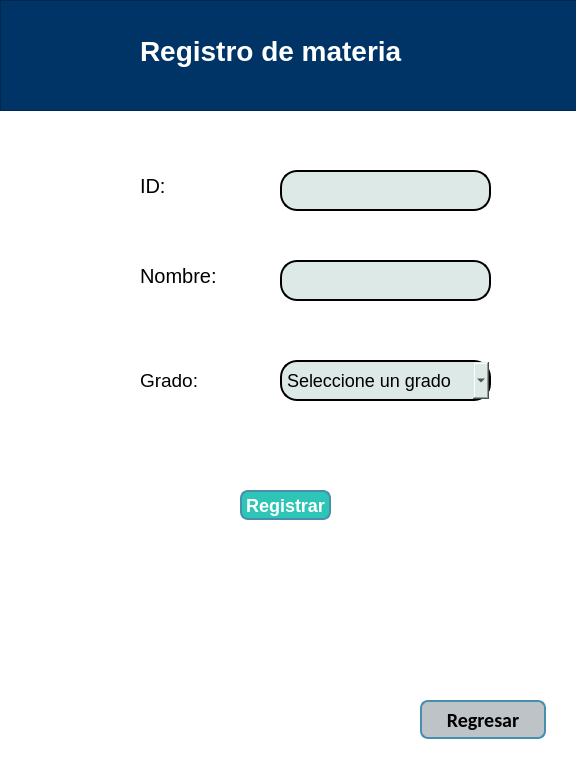
This is interfaces/registrarMateria.ui in NotEruma/Scholary_Project as Qt 5 draws it before an edit. The edited form follows.
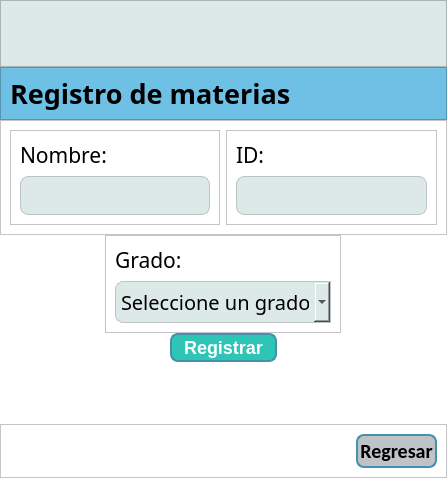
This is the edited form. Icons and pictures are not drawn.

```diff
--- a/interfaces/registrarMateria.ui
+++ b/interfaces/registrarMateria.ui
@@ -6,8 +6,8 @@
    <rect>
     <x>0</x>
     <y>0</y>
-    <width>576</width>
-    <height>763</height>
+    <width>447</width>
+    <height>478</height>
    </rect>
   </property>
   <property name="windowTitle">
@@ -16,123 +16,338 @@
   <property name="styleSheet">
    <string notr="true">background: #ffffff;</string>
   </property>
-  <widget class="QLabel" name="label_10">
-   <property name="geometry">
-    <rect>
-     <x>140</x>
-     <y>170</y>
-     <width>91</width>
-     <height>31</height>
-    </rect>
+  <layout class="QVBoxLayout" name="verticalLayout_5">
+   <property name="spacing">
+    <number>0</number>
    </property>
+   <property name="leftMargin">
+    <number>0</number>
+   </property>
+   <property name="topMargin">
+    <number>0</number>
+   </property>
+   <property name="rightMargin">
+    <number>0</number>
+   </property>
+   <property name="bottomMargin">
+    <number>0</number>
+   </property>
+   <item>
+    <widget class="QFrame" name="frame_2">
+     <property name="maximumSize">
+      <size>
+       <width>16777215</width>
+       <height>69</height>
+      </size>
+     </property>
    <property name="styleSheet">
+      <string notr="true">background-color:#DCE9E6</string>
+     </property>
+     <property name="frameShape">
+      <enum>QFrame::StyledPanel</enum>
+     </property>
+     <property name="frameShadow">
+      <enum>QFrame::Raised</enum>
+     </property>
+     <layout class="QHBoxLayout" name="horizontalLayout">
+      <property name="spacing">
+       <number>0</number>
+      </property>
+      <property name="leftMargin">
+       <number>0</number>
+      </property>
+      <property name="topMargin">
+       <number>0</number>
+      </property>
+      <property name="rightMargin">
+       <number>0</number>
+      </property>
+      <property name="bottomMargin">
+       <number>0</number>
+      </property>
+      <item>
+       <spacer name="horizontalSpacer">
+        <property name="orientation">
+         <enum>Qt::Horizontal</enum>
+        </property>
+        <property name="sizeHint" stdset="0">
+         <size>
+          <width>40</width>
+          <height>20</height>
+         </size>
+        </property>
+       </spacer>
+      </item>
+      <item>
+       <widget class="QLabel" name="label_4">
+        <property name="sizePolicy">
+         <sizepolicy hsizetype="Preferred" vsizetype="Preferred">
+          <horstretch>0</horstretch>
+          <verstretch>0</verstretch>
+         </sizepolicy>
+        </property>
+        <property name="minimumSize">
+         <size>
+          <width>333</width>
+          <height>65</height>
+         </size>
+        </property>
+        <property name="maximumSize">
+         <size>
+          <width>333</width>
+          <height>70</height>
+         </size>
+        </property>
+        <property name="text">
+         <string/>
+        </property>
+        <property name="pixmap">
+         <pixmap resource="../resources/Recursos.qrc">:/logo/icons/sideLogo.png</pixmap>
+        </property>
+        <property name="scaledContents">
+         <bool>true</bool>
+        </property>
+       </widget>
+      </item>
+      <item>
+       <spacer name="horizontalSpacer_2">
+        <property name="orientation">
+         <enum>Qt::Horizontal</enum>
+        </property>
+        <property name="sizeHint" stdset="0">
+         <size>
+          <width>40</width>
+          <height>20</height>
+         </size>
+        </property>
+       </spacer>
+      </item>
+     </layout>
+    </widget>
+   </item>
+   <item>
+    <widget class="QFrame" name="frame_3">
+     <property name="sizePolicy">
+      <sizepolicy hsizetype="Preferred" vsizetype="Fixed">
+       <horstretch>0</horstretch>
+       <verstretch>0</verstretch>
+      </sizepolicy>
+     </property>
+     <property name="minimumSize">
+      <size>
+       <width>0</width>
+       <height>51</height>
+      </size>
+     </property>
+     <property name="styleSheet">
+      <string notr="true">background-color:#6EC1E4</string>
+     </property>
+     <property name="frameShape">
+      <enum>QFrame::StyledPanel</enum>
+     </property>
+     <property name="frameShadow">
+      <enum>QFrame::Raised</enum>
+     </property>
+     <layout class="QVBoxLayout" name="verticalLayout">
+      <item alignment="Qt::AlignTop">
+       <widget class="QLabel" name="label_5">
+        <property name="font">
+         <font>
+          <family>Corbel</family>
+          <pointsize>20</pointsize>
+          <weight>75</weight>
+          <bold>true</bold>
+         </font>
+        </property>
+        <property name="styleSheet">
+         <string notr="true">qproperty-alignment: 'AlignCenter';
+background: transparent;
+</string>
+        </property>
+        <property name="text">
+         <string>Registro de materias</string>
+        </property>
+       </widget>
+      </item>
+     </layout>
+    </widget>
+   </item>
+   <item>
+    <widget class="QFrame" name="frame">
+     <property name="frameShape">
+      <enum>QFrame::StyledPanel</enum>
+     </property>
+     <property name="frameShadow">
+      <enum>QFrame::Raised</enum>
+     </property>
+     <layout class="QHBoxLayout" name="horizontalLayout_2">
+      <item>
+       <widget class="QFrame" name="frame_5">
+        <property name="frameShape">
+         <enum>QFrame::StyledPanel</enum>
+        </property>
+        <property name="frameShadow">
+         <enum>QFrame::Raised</enum>
+        </property>
+        <layout class="QVBoxLayout" name="verticalLayout_3">
+         <item>
+          <widget class="QLabel" name="label_7">
+           <property name="font">
+            <font>
+             <family>Corbel</family>
+             <pointsize>16</pointsize>
+            </font>
+           </property>
+           <property name="styleSheet">
     <string notr="true">color:#000000;
-font-size: 20px;</string>
+</string>
+           </property>
+           <property name="text">
+            <string>Nombre:</string>
+           </property>
+          </widget>
+         </item>
+         <item>
+          <widget class="QLineEdit" name="lbNombre">
+           <property name="sizePolicy">
+            <sizepolicy hsizetype="Expanding" vsizetype="Fixed">
+             <horstretch>0</horstretch>
+             <verstretch>0</verstretch>
+            </sizepolicy>
+           </property>
+           <property name="font">
+            <font>
+             <pointsize>16</pointsize>
+            </font>
+           </property>
+           <property name="styleSheet">
+            <string notr="true">QLineEdit {
+    color: #000000;
+    border-width: 0.5px 0.5px 0.5px 0.5px;
+	border-radius: 8px;
+    border-style: solid;
+    border-color: #BDC3C7;
+    padding: 5px;
+    background: #DCE9E6;
+}</string>
+           </property>
+           <property name="alignment">
+            <set>Qt::AlignLeading|Qt::AlignLeft|Qt::AlignVCenter</set>
+           </property>
+          </widget>
+         </item>
+        </layout>
+       </widget>
+      </item>
+      <item>
+       <widget class="QFrame" name="frame_4">
+        <property name="frameShape">
+         <enum>QFrame::StyledPanel</enum>
+        </property>
+        <property name="frameShadow">
+         <enum>QFrame::Raised</enum>
+        </property>
+        <layout class="QVBoxLayout" name="verticalLayout_2">
+         <item>
+          <widget class="QLabel" name="label_6">
+           <property name="font">
+            <font>
+             <family>Corbel</family>
+             <pointsize>16</pointsize>
+            </font>
+           </property>
+           <property name="styleSheet">
+            <string notr="true">color:#000000;
+</string>
    </property>
    <property name="text">
     <string>ID:</string>
    </property>
   </widget>
+         </item>
+         <item>
   <widget class="QLineEdit" name="lbMateria">
-   <property name="geometry">
-    <rect>
-     <x>280</x>
-     <y>170</y>
-     <width>211</width>
-     <height>41</height>
-    </rect>
-   </property>
    <property name="sizePolicy">
-    <sizepolicy hsizetype="Fixed" vsizetype="Fixed">
+            <sizepolicy hsizetype="Expanding" vsizetype="Fixed">
      <horstretch>0</horstretch>
      <verstretch>0</verstretch>
     </sizepolicy>
    </property>
+           <property name="font">
+            <font>
+             <pointsize>16</pointsize>
+            </font>
+           </property>
    <property name="styleSheet">
-    <string notr="true">color:#000000;
-  border: 2px solid;
-    border-radius: 17px;
+            <string notr="true">QLineEdit {
+    color: #000000;
+    border-width: 0.5px 0.5px 0.5px 0.5px;
+	border-radius: 8px;
+    border-style: solid;
+    border-color: #BDC3C7;
     padding: 5px;
-	background:#DCE9E6;
-font-size:14px;</string>
+    background: #DCE9E6;
+}</string>
    </property>
    <property name="alignment">
     <set>Qt::AlignLeading|Qt::AlignLeft|Qt::AlignVCenter</set>
    </property>
   </widget>
-  <widget class="QLineEdit" name="lbNombre">
-   <property name="geometry">
-    <rect>
-     <x>280</x>
-     <y>260</y>
-     <width>211</width>
-     <height>41</height>
-    </rect>
-   </property>
-   <property name="sizePolicy">
-    <sizepolicy hsizetype="Fixed" vsizetype="Fixed">
-     <horstretch>0</horstretch>
-     <verstretch>0</verstretch>
-    </sizepolicy>
-   </property>
+         </item>
+        </layout>
+       </widget>
+      </item>
+     </layout>
+    </widget>
+   </item>
+   <item alignment="Qt::AlignHCenter">
+    <widget class="QFrame" name="frame_6">
+     <property name="frameShape">
+      <enum>QFrame::StyledPanel</enum>
+     </property>
+     <property name="frameShadow">
+      <enum>QFrame::Raised</enum>
+     </property>
+     <layout class="QVBoxLayout" name="verticalLayout_4">
+      <item>
+       <widget class="QLabel" name="label_8">
    <property name="font">
     <font>
-     <pointsize>-1</pointsize>
+          <family>Corbel</family>
+          <pointsize>16</pointsize>
     </font>
    </property>
    <property name="styleSheet">
     <string notr="true">color:#000000;
-  border: 2px solid;
-    border-radius: 17px;
-    padding: 5px;
-	background:#DCE9E6;
-font-size:14px;</string>
-   </property>
-   <property name="alignment">
-    <set>Qt::AlignLeading|Qt::AlignLeft|Qt::AlignVCenter</set>
-   </property>
-  </widget>
-  <widget class="QLabel" name="label_11">
-   <property name="geometry">
-    <rect>
-     <x>140</x>
-     <y>260</y>
-     <width>91</width>
-     <height>31</height>
-    </rect>
-   </property>
-   <property name="styleSheet">
-    <string notr="true">color:#000000;
-font-size: 20px;</string>
+</string>
    </property>
    <property name="text">
-    <string>Nombre:</string>
-   </property>
-  </widget>
+         <string>Grado:</string>
+        </property>
+       </widget>
+      </item>
+      <item>
   <widget class="QComboBox" name="cbGrado">
-   <property name="geometry">
-    <rect>
-     <x>280</x>
-     <y>360</y>
-     <width>211</width>
-     <height>41</height>
-    </rect>
-   </property>
    <property name="font">
     <font>
-     <pointsize>-1</pointsize>
+          <family>Corbel</family>
+          <pointsize>15</pointsize>
     </font>
    </property>
    <property name="cursor">
     <cursorShape>PointingHandCursor</cursorShape>
    </property>
    <property name="styleSheet">
-    <string notr="true">color:#000000;
-  border: 2px solid;
-    border-radius: 17px;
+         <string notr="true">QComboBox {
+    color: #000000;
+    border-width: 0.5px 0.5px 0.5px 0.5px;
+    border-style: solid;
+    border-color: #BDC3C7;
     padding: 5px;
-	background:#DCE9E6;
-font-size:18px;</string>
+    background: #DCE9E6;
+	border-top-left-radius: 8px;
+    border-bottom-left-radius: 8px
+}</string>
    </property>
    <item>
     <property name="text">
@@ -155,37 +370,12 @@
     </property>
    </item>
   </widget>
-  <widget class="QLabel" name="label_3">
-   <property name="geometry">
-    <rect>
-     <x>140</x>
-     <y>360</y>
-     <width>81</width>
-     <height>41</height>
-    </rect>
-   </property>
-   <property name="font">
-    <font>
-     <family>Arial</family>
-     <pointsize>14</pointsize>
-    </font>
-   </property>
-   <property name="styleSheet">
-    <string notr="true">color:#000000;</string>
-   </property>
-   <property name="text">
-    <string>Grado:</string>
-   </property>
-  </widget>
+      </item>
+     </layout>
+    </widget>
+   </item>
+   <item alignment="Qt::AlignHCenter">
   <widget class="QPushButton" name="btnRegistrar">
-   <property name="geometry">
-    <rect>
-     <x>240</x>
-     <y>490</y>
-     <width>91</width>
-     <height>30</height>
-    </rect>
-   </property>
    <property name="styleSheet">
     <string notr="true">QPushButton {
     background-color: #2EC4B6; 
@@ -201,15 +391,71 @@
     <string>  Registrar  </string>
    </property>
   </widget>
+   </item>
+   <item>
+    <spacer name="verticalSpacer">
+     <property name="orientation">
+      <enum>Qt::Vertical</enum>
+     </property>
+     <property name="sizeHint" stdset="0">
+      <size>
+       <width>20</width>
+       <height>40</height>
+      </size>
+     </property>
+    </spacer>
+   </item>
+   <item>
+    <widget class="QLabel" name="lbError">
+     <property name="minimumSize">
+      <size>
+       <width>0</width>
+       <height>26</height>
+      </size>
+     </property>
+     <property name="font">
+      <font>
+       <family>Corbel</family>
+       <pointsize>16</pointsize>
+       <weight>75</weight>
+       <bold>true</bold>
+      </font>
+     </property>
+     <property name="layoutDirection">
+      <enum>Qt::LeftToRight</enum>
+     </property>
+     <property name="styleSheet">
+      <string notr="true"/>
+     </property>
+     <property name="text">
+      <string/>
+     </property>
+    </widget>
+   </item>
+   <item>
+    <widget class="QFrame" name="frame_7">
+     <property name="frameShape">
+      <enum>QFrame::StyledPanel</enum>
+     </property>
+     <property name="frameShadow">
+      <enum>QFrame::Raised</enum>
+     </property>
+     <layout class="QHBoxLayout" name="horizontalLayout_3">
+      <item>
+       <spacer name="horizontalSpacer_3">
+        <property name="orientation">
+         <enum>Qt::Horizontal</enum>
+        </property>
+        <property name="sizeHint" stdset="0">
+         <size>
+          <width>40</width>
+          <height>20</height>
+         </size>
+        </property>
+       </spacer>
+      </item>
+      <item>
   <widget class="QPushButton" name="btnRegresar">
-   <property name="geometry">
-    <rect>
-     <x>420</x>
-     <y>700</y>
-     <width>126</width>
-     <height>39</height>
-    </rect>
-   </property>
    <property name="font">
     <font>
      <family>Calibri</family>
@@ -251,105 +497,14 @@
     </size>
    </property>
   </widget>
-  <widget class="QLabel" name="lbError">
-   <property name="geometry">
-    <rect>
-     <x>40</x>
-     <y>590</y>
-     <width>481</width>
-     <height>61</height>
-    </rect>
-   </property>
-   <property name="font">
-    <font>
-     <pointsize>14</pointsize>
-     <weight>75</weight>
-     <bold>true</bold>
-    </font>
-   </property>
-   <property name="layoutDirection">
-    <enum>Qt::LeftToRight</enum>
-   </property>
-   <property name="styleSheet">
-    <string notr="true">color:#000000;
-qproperty-alignment: 'AlignCenter';
-font-weight: bold;</string>
-   </property>
-   <property name="text">
-    <string/>
-   </property>
-  </widget>
-  <widget class="QFrame" name="frame">
-   <property name="geometry">
-    <rect>
-     <x>0</x>
-     <y>0</y>
-     <width>581</width>
-     <height>111</height>
-    </rect>
-   </property>
-   <property name="styleSheet">
-    <string notr="true"> background:#003466;
-</string>
-   </property>
-   <property name="frameShape">
-    <enum>QFrame::StyledPanel</enum>
-   </property>
-   <property name="frameShadow">
-    <enum>QFrame::Raised</enum>
-   </property>
-   <widget class="QLabel" name="label_2">
-    <property name="geometry">
-     <rect>
-      <x>140</x>
-      <y>20</y>
-      <width>321</width>
-      <height>61</height>
-     </rect>
-    </property>
-    <property name="font">
-     <font>
-      <pointsize>21</pointsize>
-      <weight>75</weight>
-      <bold>true</bold>
-     </font>
-    </property>
-    <property name="styleSheet">
-     <string notr="true">qproperty-alignment: 'AlignCenter';
-color:#ffffff;
-background: transparent;
-font-weight: bold;
-</string>
-    </property>
-    <property name="text">
-     <string>Registro de materia</string>
-    </property>
-   </widget>
-   <widget class="QLabel" name="label">
-    <property name="geometry">
-     <rect>
-      <x>10</x>
-      <y>20</y>
-      <width>131</width>
-      <height>61</height>
-     </rect>
-    </property>
-    <property name="styleSheet">
-     <string notr="true"> background:#003466
-</string>
-    </property>
-    <property name="text">
-     <string/>
-    </property>
-    <property name="pixmap">
-     <pixmap>logosF.png</pixmap>
-    </property>
-    <property name="scaledContents">
-     <bool>true</bool>
-    </property>
-   </widget>
-  </widget>
- </widget>
- <resources/>
+      </item>
+     </layout>
+    </widget>
+   </item>
+  </layout>
+ </widget>
+ <resources>
+  <include location="../resources/Recursos.qrc"/>
+ </resources>
  <connections/>
 </ui>
```
Left out of the diff: 2 changed lines with no effect on the pictures. Lines whose indentation alone changed are shown as unchanged.
